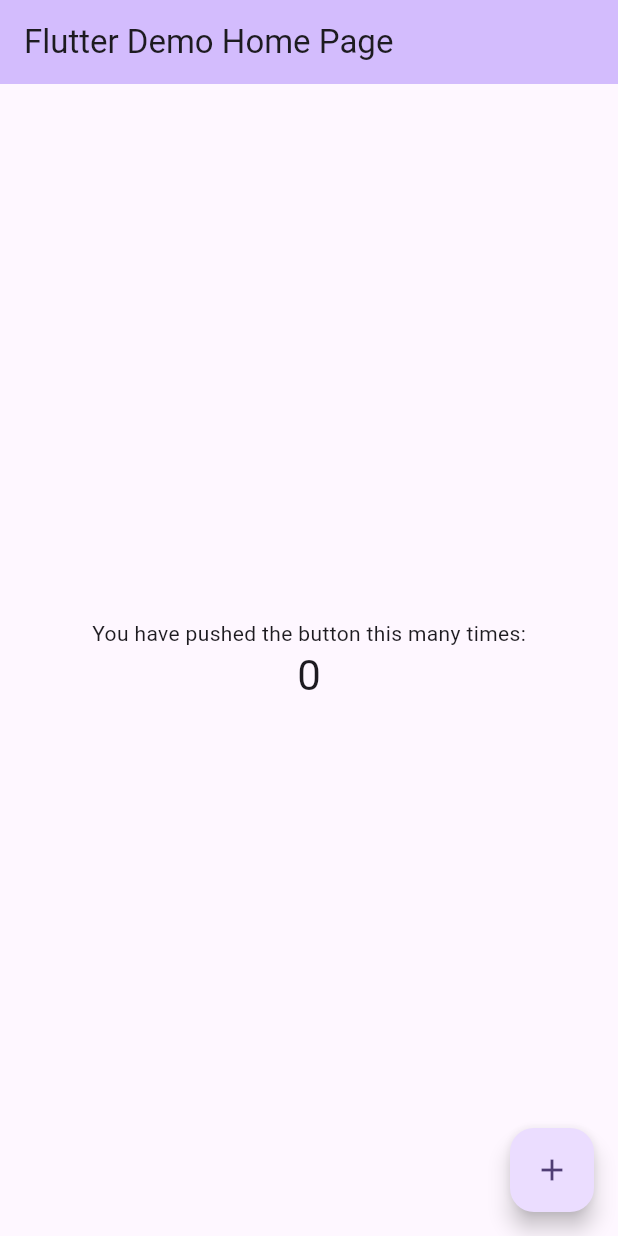
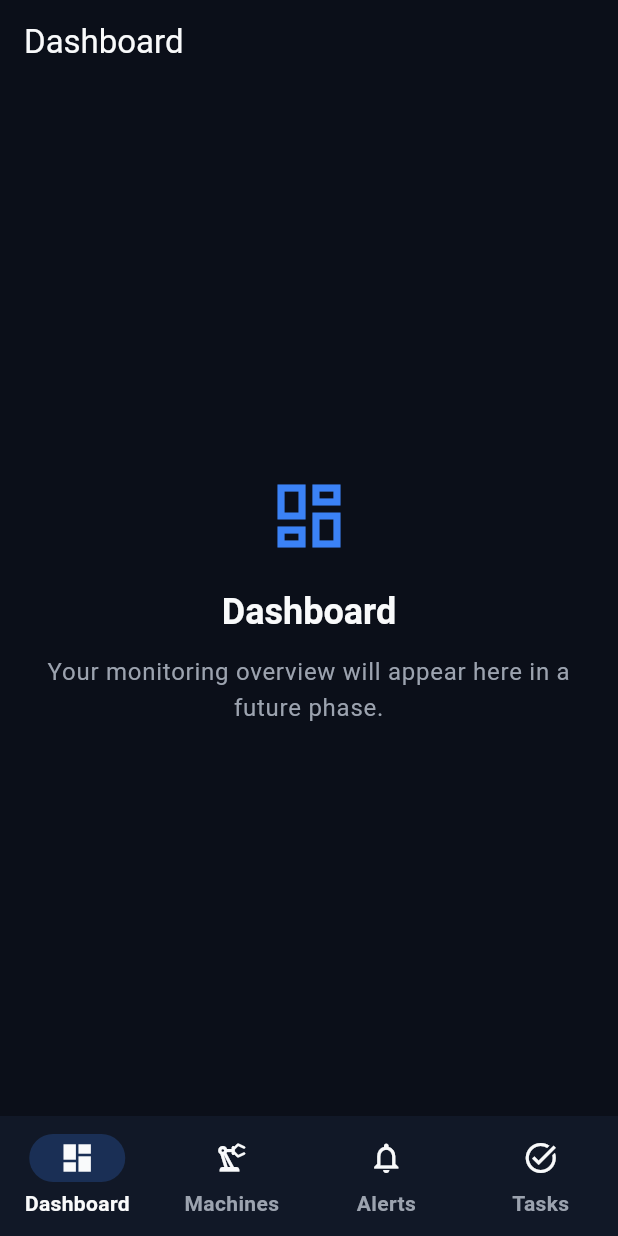
Before and after one commit to kalviumcommunity/Aditya_MachSight_Kalvium-Community, a Flutter app: the screen it shows after launch, on a phone screen of 412 x 824 dp. Run offline on Flutter 3.47's test engine with Material 3 defaults, Android fonts, the phone set to English and light mode, and no system bars; our stand-ins replace firebase_core; accounts and stored records are empty.

Commit message:
feat: implement MachSight app shell and navigation

```diff
--- /dev/null
+++ b/lib/app/app.dart
@@ -0,0 +1,19 @@
+import 'package:flutter/material.dart';
+
+import '../core/constants/app_constants.dart';
+import '../core/theme/app_theme.dart';
+import 'shell/app_shell.dart';
+
+class MachSightApp extends StatelessWidget {
+  const MachSightApp({super.key});
+
+  @override
+  Widget build(BuildContext context) {
+    return MaterialApp(
+      title: AppConstants.appName,
+      theme: AppTheme.dark,
+      debugShowCheckedModeBanner: false,
+      home: const AppShell(),
+    );
+  }
+}
--- /dev/null
+++ b/lib/app/shell/app_shell.dart
@@ -0,0 +1,69 @@
+import 'package:flutter/material.dart';
+
+import '../../core/constants/app_constants.dart';
+import '../../features/alerts/presentation/screens/alerts_screen.dart';
+import '../../features/dashboard/presentation/screens/dashboard_screen.dart';
+import '../../features/machines/presentation/screens/machines_screen.dart';
+import '../../features/tasks/presentation/screens/tasks_screen.dart';
+
+class AppShell extends StatefulWidget {
+  const AppShell({super.key});
+
+  @override
+  State<AppShell> createState() => _AppShellState();
+}
+
+class _AppShellState extends State<AppShell> {
+  int _selectedIndex = 0;
+
+  static const _screens = <Widget>[
+    DashboardScreen(),
+    MachinesScreen(),
+    AlertsScreen(),
+    TasksScreen(),
+  ];
+
+  void _selectDestination(int index) {
+    if (index == _selectedIndex) {
+      return;
+    }
+    setState(() => _selectedIndex = index);
+  }
+
+  @override
+  Widget build(BuildContext context) {
+    final title = AppConstants.navigationTitles[_selectedIndex];
+
+    return Scaffold(
+      appBar: AppBar(title: Text(title, key: const Key('app-bar-title'))),
+      body: IndexedStack(index: _selectedIndex, children: _screens),
+      bottomNavigationBar: NavigationBar(
+        key: const Key('primary-navigation'),
+        selectedIndex: _selectedIndex,
+        onDestinationSelected: _selectDestination,
+        destinations: const [
+          NavigationDestination(
+            icon: Icon(Icons.dashboard_outlined),
+            selectedIcon: Icon(Icons.dashboard),
+            label: 'Dashboard',
+          ),
+          NavigationDestination(
+            icon: Icon(Icons.precision_manufacturing_outlined),
+            selectedIcon: Icon(Icons.precision_manufacturing),
+            label: 'Machines',
+          ),
+          NavigationDestination(
+            icon: Icon(Icons.notifications_none),
+            selectedIcon: Icon(Icons.notifications),
+            label: 'Alerts',
+          ),
+          NavigationDestination(
+            icon: Icon(Icons.task_alt_outlined),
+            selectedIcon: Icon(Icons.task_alt),
+            label: 'Tasks',
+          ),
+        ],
+      ),
+    );
+  }
+}
--- /dev/null
+++ b/lib/core/constants/app_constants.dart
@@ -0,0 +1,11 @@
+class AppConstants {
+  const AppConstants._();
+
+  static const appName = 'MachSight';
+  static const navigationTitles = <String>[
+    'Dashboard',
+    'Machines',
+    'Alerts',
+    'Tasks',
+  ];
+}
--- /dev/null
+++ b/lib/core/theme/app_colors.dart
@@ -0,0 +1,12 @@
+import 'package:flutter/material.dart';
+
+class AppColors {
+  const AppColors._();
+
+  static const background = Color(0xFF0B0F19);
+  static const surface = Color(0xFF111827);
+  static const elevatedSurface = Color(0xFF1F2937);
+  static const accent = Color(0xFF3B82F6);
+  static const primaryText = Color(0xFFF9FAFB);
+  static const secondaryText = Color(0xFF9CA3AF);
+}
--- /dev/null
+++ b/lib/core/theme/app_theme.dart
@@ -0,0 +1,53 @@
+import 'package:flutter/material.dart';
+
+import 'app_colors.dart';
+
+class AppTheme {
+  const AppTheme._();
+
+  static ThemeData get dark {
+    const colorScheme = ColorScheme.dark(
+      primary: AppColors.accent,
+      onPrimary: AppColors.primaryText,
+      secondary: AppColors.accent,
+      onSecondary: AppColors.primaryText,
+      surface: AppColors.surface,
+      onSurface: AppColors.primaryText,
+    );
+
+    return ThemeData(
+      brightness: Brightness.dark,
+      colorScheme: colorScheme,
+      scaffoldBackgroundColor: AppColors.background,
+      useMaterial3: true,
+      appBarTheme: const AppBarTheme(
+        backgroundColor: AppColors.background,
+        foregroundColor: AppColors.primaryText,
+        elevation: 0,
+        centerTitle: false,
+      ),
+      navigationBarTheme: NavigationBarThemeData(
+        backgroundColor: AppColors.surface,
+        indicatorColor: AppColors.accent.withValues(alpha: 0.22),
+        labelTextStyle: WidgetStateProperty.resolveWith((states) {
+          final color = states.contains(WidgetState.selected)
+              ? AppColors.primaryText
+              : AppColors.secondaryText;
+          return TextStyle(color: color, fontWeight: FontWeight.w600);
+        }),
+      ),
+      cardTheme: const CardThemeData(
+        color: AppColors.elevatedSurface,
+        margin: EdgeInsets.zero,
+      ),
+      textTheme: const TextTheme(
+        headlineSmall: TextStyle(
+          color: AppColors.primaryText,
+          fontWeight: FontWeight.w700,
+        ),
+        bodyLarge: TextStyle(color: AppColors.primaryText),
+        bodyMedium: TextStyle(color: AppColors.secondaryText),
+      ),
+    );
+  }
+}
--- /dev/null
+++ b/lib/core/widgets/placeholder_screen.dart
@@ -0,0 +1,51 @@
+import 'package:flutter/material.dart';
+
+import '../theme/app_colors.dart';
+
+class PlaceholderScreen extends StatelessWidget {
+  const PlaceholderScreen({
+    required this.title,
+    required this.message,
+    required this.icon,
+    super.key,
+  });
+
+  final String title;
+  final String message;
+  final IconData icon;
+
+  @override
+  Widget build(BuildContext context) {
+    return Center(
+      child: ConstrainedBox(
+        constraints: const BoxConstraints(maxWidth: 520),
+        child: SingleChildScrollView(
+          padding: const EdgeInsets.all(24),
+          child: Semantics(
+            container: true,
+            label: '$title placeholder',
+            child: Column(
+              mainAxisSize: MainAxisSize.min,
+              children: [
+                Icon(icon, size: 56, color: AppColors.accent),
+                const SizedBox(height: 20),
+                Text(
+                  title,
+                  textAlign: TextAlign.center,
+                  style: Theme.of(context).textTheme.headlineSmall,
+                ),
+                const SizedBox(height: 12),
+                Text(
+                  message,
+                  textAlign: TextAlign.center,
+                  style: Theme.of(context).textTheme.bodyLarge
+                      ?.copyWith(color: AppColors.secondaryText),
+                ),
+              ],
+            ),
+          ),
+        ),
+      ),
+    );
+  }
+}
--- /dev/null
+++ b/lib/features/alerts/presentation/screens/alerts_screen.dart
@@ -0,0 +1,16 @@
+import 'package:flutter/material.dart';
+
+import '../../../../core/widgets/placeholder_screen.dart';
+
+class AlertsScreen extends StatelessWidget {
+  const AlertsScreen({super.key});
+
+  @override
+  Widget build(BuildContext context) {
+    return const PlaceholderScreen(
+      title: 'Alerts',
+      message: 'Fault alerts will be available when alert workflows are implemented.',
+      icon: Icons.notifications_none,
+    );
+  }
+}
--- /dev/null
+++ b/lib/features/dashboard/presentation/screens/dashboard_screen.dart
@@ -0,0 +1,16 @@
+import 'package:flutter/material.dart';
+
+import '../../../../core/widgets/placeholder_screen.dart';
+
+class DashboardScreen extends StatelessWidget {
+  const DashboardScreen({super.key});
+
+  @override
+  Widget build(BuildContext context) {
+    return const PlaceholderScreen(
+      title: 'Dashboard',
+      message: 'Your monitoring overview will appear here in a future phase.',
+      icon: Icons.dashboard_outlined,
+    );
+  }
+}
--- /dev/null
+++ b/lib/features/machines/presentation/screens/machines_screen.dart
@@ -0,0 +1,17 @@
+import 'package:flutter/material.dart';
+
+import '../../../../core/widgets/placeholder_screen.dart';
+
+class MachinesScreen extends StatelessWidget {
+  const MachinesScreen({super.key});
+
+  @override
+  Widget build(BuildContext context) {
+    return const PlaceholderScreen(
+      title: 'Machines',
+      message:
+          'Machine records and status details will be added in a future phase.',
+      icon: Icons.precision_manufacturing_outlined,
+    );
+  }
+}
--- /dev/null
+++ b/lib/features/tasks/presentation/screens/tasks_screen.dart
@@ -0,0 +1,16 @@
+import 'package:flutter/material.dart';
+
+import '../../../../core/widgets/placeholder_screen.dart';
+
+class TasksScreen extends StatelessWidget {
+  const TasksScreen({super.key});
+
+  @override
+  Widget build(BuildContext context) {
+    return const PlaceholderScreen(
+      title: 'Tasks',
+      message: 'Maintenance tasks will be available when task workflows are implemented.',
+      icon: Icons.task_alt_outlined,
+    );
+  }
+}
--- a/lib/main.dart
+++ b/lib/main.dart
@@ -1,122 +1,20 @@
+import 'package:firebase_core/firebase_core.dart';
 import 'package:flutter/material.dart';
 
-void main() {
-  runApp(const MyApp());
-}
+import 'app/app.dart';
+import 'firebase_options.dart';
 
-class MyApp extends StatelessWidget {
-  const MyApp({super.key});
+Future<void> main() async {
+  WidgetsFlutterBinding.ensureInitialized();
 
-  // This widget is the root of your application.
-  @override
-  Widget build(BuildContext context) {
-    return MaterialApp(
-      title: 'Flutter Demo',
-      theme: ThemeData(
-        // This is the theme of your application.
-        //
-        // TRY THIS: Try running your application with "flutter run". You'll see
-        // the application has a purple toolbar. Then, without quitting the app,
-        // try changing the seedColor in the colorScheme below to Colors.green
-        // and then invoke "hot reload" (save your changes or press the "hot
-        // reload" button in a Flutter-supported IDE, or press "r" if you used
-        // the command line to start the app).
-        //
-        // Notice that the counter didn't reset back to zero; the application
-        // state is not lost during the reload. To reset the state, use hot
-        // restart instead.
-        //
-        // This works for code too, not just values: Most code changes can be
-        // tested with just a hot reload.
-        colorScheme: .fromSeed(seedColor: Colors.deepPurple),
-      ),
-      home: const MyHomePage(title: 'Flutter Demo Home Page'),
+  try {
+    await Firebase.initializeApp(
+      options: DefaultFirebaseOptions.currentPlatform,
     );
-  }
-}
-
-class MyHomePage extends StatefulWidget {
-  const MyHomePage({super.key, required this.title});
-
-  // This widget is the home page of your application. It is stateful, meaning
-  // that it has a State object (defined below) that contains fields that affect
-  // how it looks.
-
-  // This class is the configuration for the state. It holds the values (in this
-  // case the title) provided by the parent (in this case the App widget) and
-  // used by the build method of the State. Fields in a Widget subclass are
-  // always marked "final".
-
-  final String title;
-
-  @override
-  State<MyHomePage> createState() => _MyHomePageState();
-}
-
-class _MyHomePageState extends State<MyHomePage> {
-  int _counter = 0;
-
-  void _incrementCounter() {
-    setState(() {
-      // This call to setState tells the Flutter framework that something has
-      // changed in this State, which causes it to rerun the build method below
-      // so that the display can reflect the updated values. If we changed
-      // _counter without calling setState(), then the build method would not be
-      // called again, and so nothing would appear to happen.
-      _counter++;
-    });
+  } on Object catch (error, stackTrace) {
+    debugPrint('Firebase initialization unavailable: $error');
+    debugPrintStack(stackTrace: stackTrace);
   }
 
-  @override
-  Widget build(BuildContext context) {
-    // This method is rerun every time setState is called, for instance as done
-    // by the _incrementCounter method above.
-    //
-    // The Flutter framework has been optimized to make rerunning build methods
-    // fast, so that you can just rebuild anything that needs updating rather
-    // than having to individually change instances of widgets.
-    return Scaffold(
-      appBar: AppBar(
-        // TRY THIS: Try changing the color here to a specific color (to
-        // Colors.amber, perhaps?) and trigger a hot reload to see the AppBar
-        // change color while the other colors stay the same.
-        backgroundColor: Theme.of(context).colorScheme.inversePrimary,
-        // Here we take the value from the MyHomePage object that was created by
-        // the App.build method, and use it to set our appbar title.
-        title: Text(widget.title),
-      ),
-      body: Center(
-        // Center is a layout widget. It takes a single child and positions it
-        // in the middle of the parent.
-        child: Column(
-          // Column is also a layout widget. It takes a list of children and
-          // arranges them vertically. By default, it sizes itself to fit its
-          // children horizontally, and tries to be as tall as its parent.
-          //
-          // Column has various properties to control how it sizes itself and
-          // how it positions its children. Here we use mainAxisAlignment to
-          // center the children vertically; the main axis here is the vertical
-          // axis because Columns are vertical (the cross axis would be
-          // horizontal).
-          //
-          // TRY THIS: Invoke "debug painting" (choose the "Toggle Debug Paint"
-          // action in the IDE, or press "p" in the console), to see the
-          // wireframe for each widget.
-          mainAxisAlignment: .center,
-          children: [
-            const Text('You have pushed the button this many times:'),
-            Text(
-              '$_counter',
-              style: Theme.of(context).textTheme.headlineMedium,
-            ),
-          ],
-        ),
-      ),
-      floatingActionButton: FloatingActionButton(
-        onPressed: _incrementCounter,
-        tooltip: 'Increment',
-        child: const Icon(Icons.add),
-      ),
-    );
-  }
+  runApp(const MachSightApp());
 }
```
Also changed, not shown: 9 other files.
